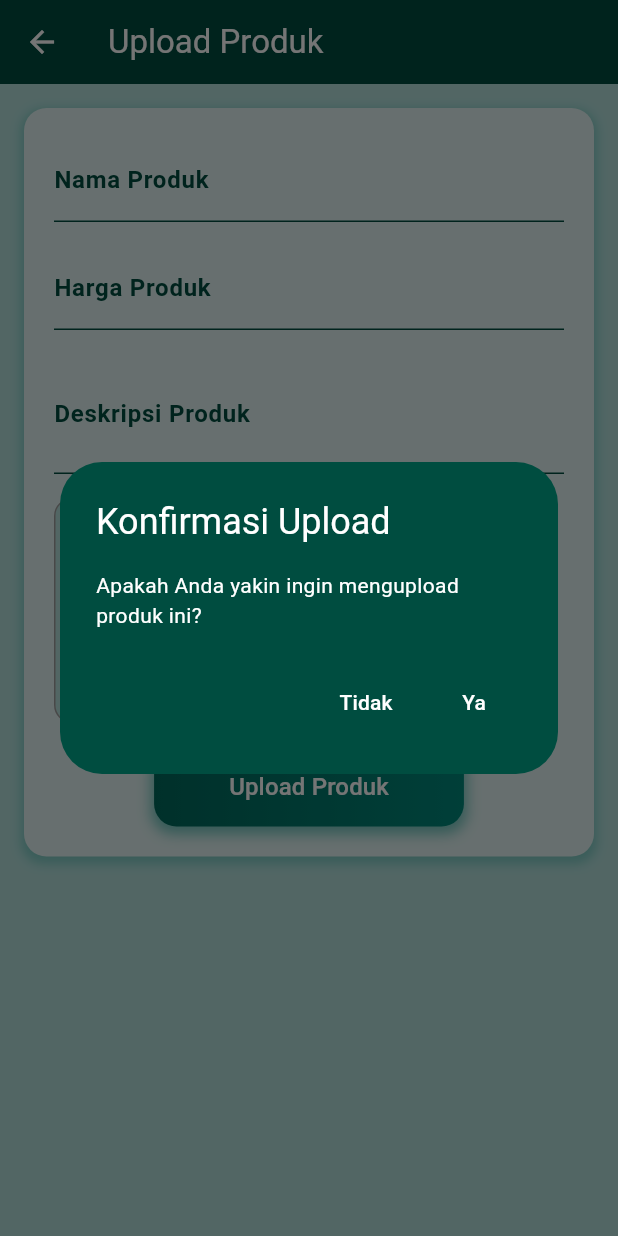
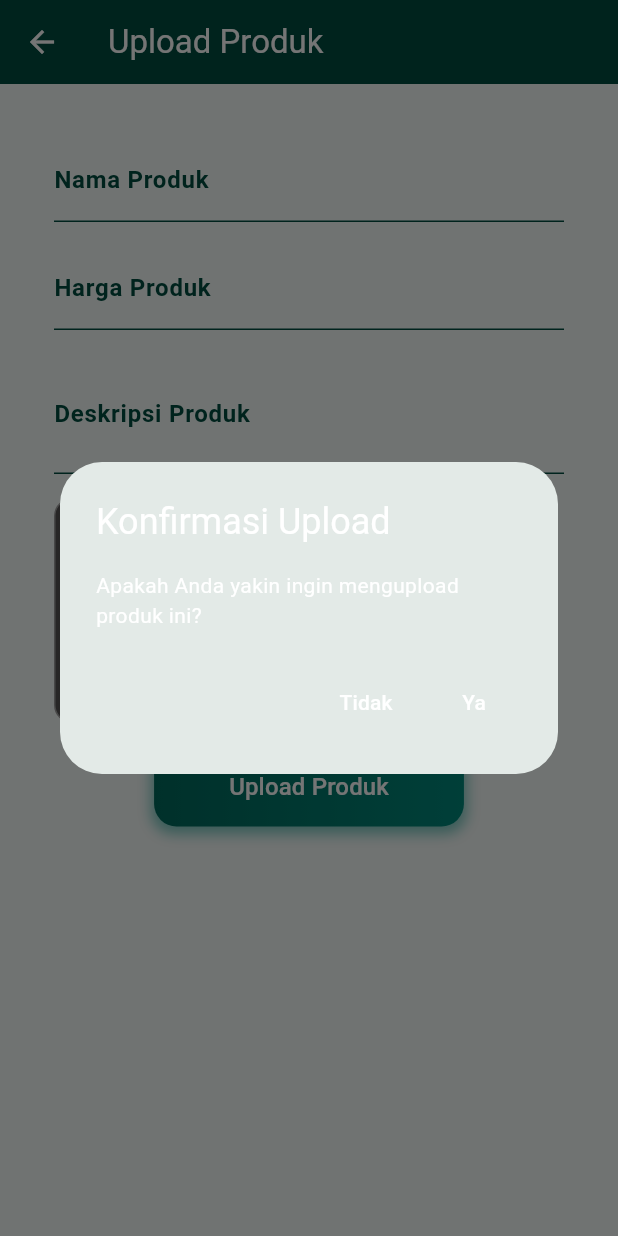
Before and after one commit to JustNap/midtest-MobileProg-MarketPlace, a Flutter app: the UploadProductScreen screen opened directly, after a tap on "Upload Produk", on a phone screen of 412 x 824 dp. Run offline on Flutter 3.47's test engine with Material 3 defaults, Android fonts, the phone set to English and light mode, and no system bars; our stand-ins replace file_picker, flutter_chat_types, flutter_chat_ui, image_picker, open_filex, shared_preferences; missing offline and left inert: in_app_notification; accounts and stored records are empty.

Commit message:
mengubah warna untuk mengsinkronkan dark mode

```diff
--- a/project_market_place/lib/jual/jual.dart
+++ b/project_market_place/lib/jual/jual.dart
@@ -35,7 +35,6 @@ class _UploadProductScreenState extends State<UploadProductScreen> {
         return AlertDialog(
           title: Text('Konfirmasi Upload', style: TextStyle(color: Colors.white)),
           content: Text('Apakah Anda yakin ingin mengupload produk ini?', style: TextStyle(color: Colors.white)),
-          backgroundColor: Colors.teal[900],
           actions: <Widget>[
             TextButton(
               child: Text('Tidak', style: TextStyle(color: Colors.white)),
@@ -75,7 +74,6 @@ class _UploadProductScreenState extends State<UploadProductScreen> {
   @override
   Widget build(BuildContext context) {
     return Scaffold(
-      backgroundColor: Colors.teal[100],
       resizeToAvoidBottomInset: false,
       appBar: AppBar(
         leading: IconButton(
@@ -99,11 +97,10 @@ class _UploadProductScreenState extends State<UploadProductScreen> {
             key: _formKey,
             child: Container(
               decoration: BoxDecoration(
-                color: Colors.teal[50],
                 borderRadius: BorderRadius.circular(15),
                 boxShadow: [
                   BoxShadow(
-                    color: Colors.teal.withOpacity(0.3),
+                    color: const Color.fromARGB(255, 247, 249, 249).withOpacity(0.3),
                     spreadRadius: 2,
                     blurRadius: 5,
                     offset: Offset(0, 3),
@@ -185,7 +182,7 @@ class _UploadProductScreenState extends State<UploadProductScreen> {
                               decoration: BoxDecoration(
                                 border: Border.all(color: Colors.grey),
                                 borderRadius: BorderRadius.circular(12),
-                                color: Colors.teal[100],
+                                color: const Color.fromARGB(255, 85, 83, 83),
                               ),
                               child: Icon(
                                 Icons.image,
```
